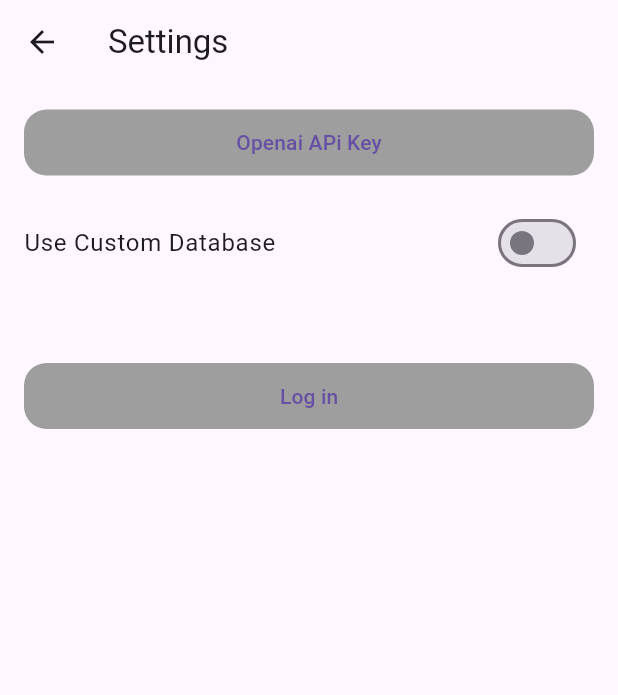
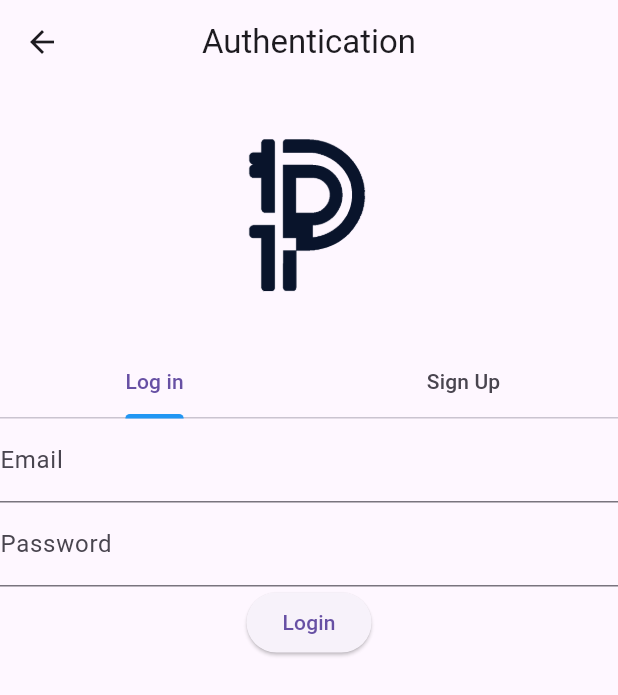
Before and after one commit to Dom-Cogan/pavioschat, a Flutter app: the SettingsPage screen opened by its route, after a tap on "Log in", on a phone screen of 412 x 824 dp. Shown: the top 695 px of the screen. Run offline on Flutter 3.47's test engine with Material 3 defaults, Android fonts, the phone set to English and light mode, and no system bars; our stand-ins replace firebase_auth, firebase_core, flutter_secure_storage, image_picker; accounts and stored records are empty.

Commit message:
Authentication
Almost done implementing Authentication. This will allow the user to connect to their own database or log in to my database. As of right now the data base will be used to store the chat history for your local models as well as if you are using the Open Ai API Key options, I will be using Email and password only right now as it is the easiest to setup for no tech users. Once authentication is complete I will be working on implementing the Open AI API request, then I will be working on adding the ability to communicate with local LLM models. I'm still looking into this but this is going to require probably Cloudflare tunnels but more info about that later

```diff
--- a/lib/main.dart
+++ b/lib/main.dart
@@ -6,6 +6,7 @@
 import './pages/newchat.dart';
 import './services/firebaseService.dart';
 import 'defaultFirebase.dart';
+import 'pages/auth.dart';
 
 void main() async {
   WidgetsFlutterBinding.ensureInitialized();
@@ -29,6 +30,7 @@
             ChatPage(chatService: chatService), // Inject the service
         '/settings': (context) =>
             SettingsPage(), // Define the settings page route
+        '/auth': (context) => AuthPage(), // Define the settings page route
       },
     );
   }
--- /dev/null
+++ b/lib/pages/auth.dart
@@ -0,0 +1,230 @@
+import 'dart:io';
+
+import 'package:firebase_auth/firebase_auth.dart';
+import 'package:flutter/material.dart';
+import 'package:image_picker/image_picker.dart';
+
+void main() => runApp(MyApp());
+
+class MyApp extends StatelessWidget {
+  @override
+  Widget build(BuildContext context) {
+    return MaterialApp(
+      title: 'Flutter Auth',
+      home: AuthPage(),
+    );
+  }
+}
+
+class AuthPage extends StatefulWidget {
+  @override
+  _AuthPageState createState() => _AuthPageState();
+}
+
+class _AuthPageState extends State<AuthPage>
+    with SingleTickerProviderStateMixin {
+  late TabController _tabController;
+  final _loginFormKey = GlobalKey<FormState>();
+  final _signUpFormKey = GlobalKey<FormState>();
+  final _emailController = TextEditingController();
+  final _passwordController = TextEditingController();
+  final _confirmPasswordController = TextEditingController();
+  final _usernameController = TextEditingController();
+  File? _image; // For the user photo
+  final ImagePicker _picker = ImagePicker();
+
+  @override
+  void initState() {
+    super.initState();
+    _tabController = TabController(length: 2, vsync: this);
+  }
+
+  @override
+  void dispose() {
+    _tabController.dispose();
+    _emailController.dispose();
+    _passwordController.dispose();
+    _confirmPasswordController.dispose();
+    _usernameController.dispose();
+    super.dispose();
+  }
+
+  Future<void> _pickImage() async {
+    final pickedFile = await _picker.pickImage(source: ImageSource.gallery);
+    setState(() {
+      if (pickedFile != null) {
+        _image = File(pickedFile.path);
+      } else {
+        print('No image selected.');
+      }
+    });
+  }
+
+  Future<void> _register() async {
+    if (_signUpFormKey.currentState!.validate()) {
+      if (_passwordController.text == _confirmPasswordController.text) {
+        // Here you should add the logic to create a user with Firebase
+        // FirebaseAuth.instance.createUserWithEmailAndPassword(email: _emailController.text, password: _passwordController.text)
+        // You should also handle the username and photo upload logic
+      } else {
+        print('Passwords do not match');
+      }
+    }
+  }
+
+  Future<void> _login() async {
+    if (_loginFormKey.currentState!.validate()) {
+      // Login logic using Firebase
+      // FirebaseAuth.instance.signInWithEmailAndPassword(email: _emailController.text, password: _passwordController.text)
+    }
+  }
+
+  Widget _buildLoginForm() {
+    return Form(
+      key: _loginFormKey,
+      child: Column(
+        children: <Widget>[
+          TextFormField(
+            controller: _emailController,
+            decoration: InputDecoration(labelText: 'Email'),
+            validator: (value) {
+              if (value == null || value.isEmpty) {
+                return 'Please enter your email';
+              }
+              return null;
+            },
+          ),
+          TextFormField(
+            controller: _passwordController,
+            decoration: InputDecoration(labelText: 'Password'),
+            obscureText: true,
+            validator: (value) {
+              if (value == null || value.isEmpty) {
+                return 'Please enter your password';
+              }
+              return null;
+            },
+          ),
+          ElevatedButton(
+            onPressed: _login,
+            child: Text('Login'),
+          ),
+        ],
+      ),
+    );
+  }
+
+  Widget _buildSignUpForm() {
+    return Form(
+      key: _signUpFormKey,
+      child: Column(
+        children: <Widget>[
+          TextFormField(
+            controller: _usernameController,
+            decoration: InputDecoration(labelText: 'Username'),
+            validator: (value) {
+              if (value == null || value.isEmpty) {
+                return 'Please enter a username';
+              }
+              return null;
+            },
+          ),
+          TextFormField(
+            controller: _emailController,
+            decoration: InputDecoration(labelText: 'Email'),
+            validator: (value) {
+              if (value == null || value.isEmpty) {
+                return 'Please enter your email';
+              }
+              return null;
+            },
+          ),
+          TextFormField(
+            controller: _passwordController,
+            decoration: InputDecoration(labelText: 'Password'),
+            obscureText: true,
+            validator: (value) {
+              if (value == null || value.isEmpty) {
+                return 'Please enter a password';
+              }
+              return null;
+            },
+          ),
+          TextFormField(
+            controller: _confirmPasswordController,
+            decoration: InputDecoration(labelText: 'Confirm Password'),
+            obscureText: true,
+            validator: (value) {
+              if (value == null || value.isEmpty) {
+                return 'Please confirm your password';
+              }
+              return null;
+            },
+          ),
+          ElevatedButton(
+            onPressed: _pickImage,
+            child: Text('Upload Photo'),
+          ),
+          if (_image != null)
+            Image.file(
+              _image!,
+              width: 100,
+              height: 100,
+            ),
+          ElevatedButton(
+            onPressed: _register,
+            child: Text('Sign Up'),
+          ),
+        ],
+      ),
+    );
+  }
+
+  @override
+  Widget build(BuildContext context) {
+    return Scaffold(
+      appBar: AppBar(
+        title: const Text('Authentication'),
+        centerTitle: true,
+      ),
+      body: Column(
+        children: <Widget>[
+          // Logo
+          Container(
+            height: 175, // Logo height
+            child: Center(
+              child: Image.asset(
+                  'lib/assets/images/Pavios_Logo.png'), // Replace with your image path
+            ),
+          ),
+
+          // Expanded to take the remaining space for TabBarView
+          Expanded(
+            child: Column(
+              children: [
+                TabBar(
+                  controller: _tabController,
+                  tabs: const [
+                    Tab(text: 'Log in'), // Login Tab
+                    Tab(text: "Sign Up"), // Sign Up Tab
+                  ],
+                  indicatorSize: TabBarIndicatorSize.label,
+                  indicatorColor: Colors.blue,
+                ),
+                Expanded(
+                  child: TabBarView(
+                    controller: _tabController,
+                    children: <Widget>[
+                      _buildLoginForm(),
+                      _buildSignUpForm(),
+                    ],
+                  ),
+                ),
+              ],
+            ),
+          ),
+        ],
+      ),
+    );
+  }
+}
--- a/lib/pages/settings.dart
+++ b/lib/pages/settings.dart
@@ -52,15 +52,6 @@
         );
       },
     );
-  }
-
-  // Method to handle login or sign out
-  void _handleAuth() {
-    if (useCustomDatabase) {
-      // Logic to sign in with the custom Firebase database
-    } else {
-      // Logic to sign in with the default Firebase database
-    }
   }
 
   @override
@@ -153,7 +144,9 @@
             padding:
                 const EdgeInsets.symmetric(horizontal: 16.0, vertical: 50.0),
             child: ElevatedButton(
-              onPressed: _handleAuth,
+              onPressed: () {
+                Navigator.pushNamed(context, '/auth');
+              },
               style: ElevatedButton.styleFrom(
                 elevation: 0,
                 backgroundColor: Colors.grey,
```
Also changed, not shown: lib/components/menu.dart (+29 -5 lines), lib/services/authenticationService.dart (+41 -2 lines), pubspec.yaml (+5 -2 lines), lib/assets/images/Pavios_Logo.png (added), lib/firebase_options.dart, lib/services/firebase_options.dart (added), pubspec.lock.
